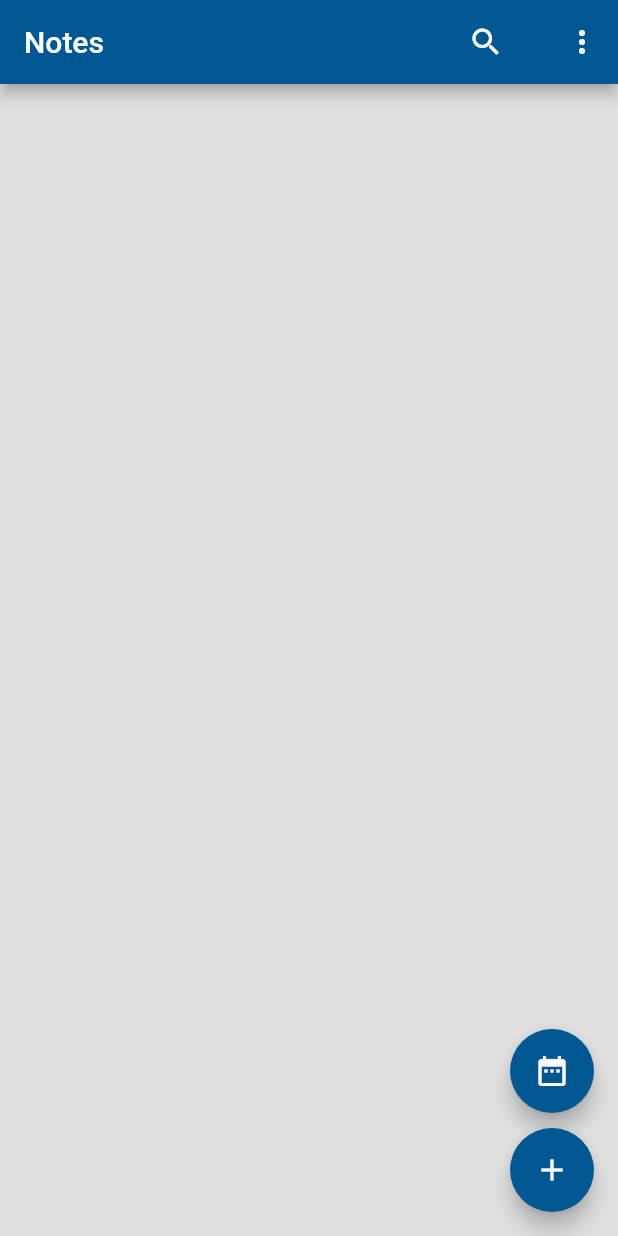
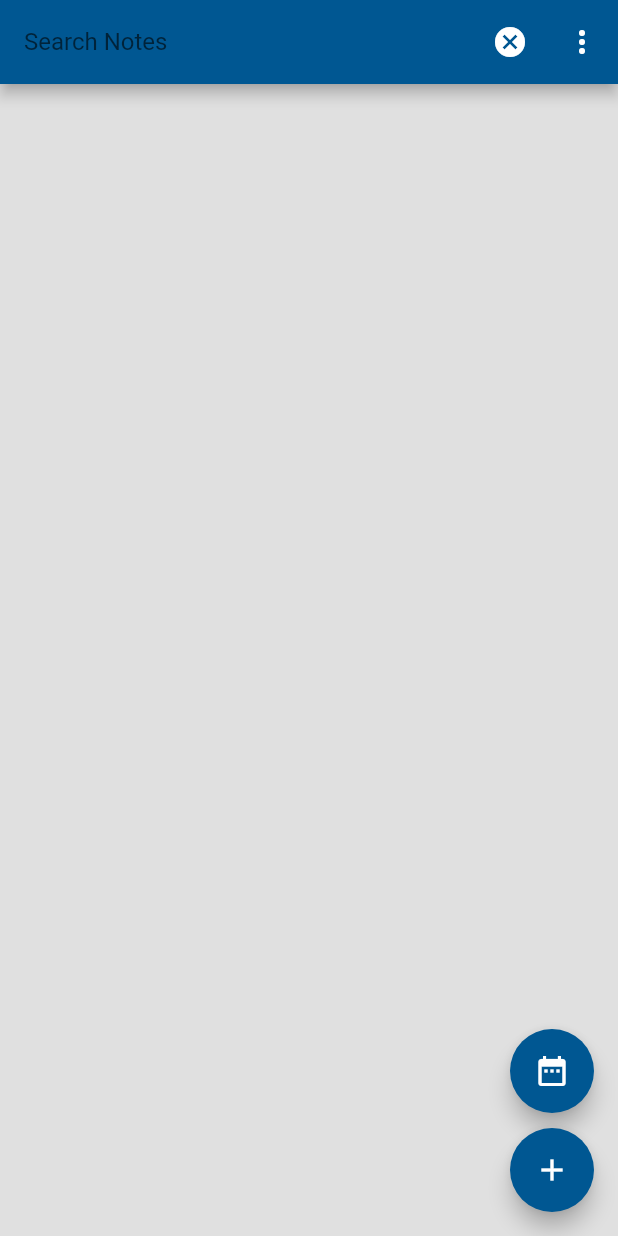
Before and after one commit to Insitepass/Hazlo, a Flutter app: the NoteList screen opened directly, after a tap on the "search" icon, on a phone screen of 412 x 824 dp. Run offline on Flutter 3.47's test engine with Material 2 defaults, Android fonts, the phone set to English and light mode, and no system bars; our stand-ins replace cloud_firestore, firebase_auth, flutter_local_notifications, flutter_slidable, google_sign_in, package_info and 1 more; missing offline and left inert: custom_switch; accounts and stored records are empty.

Commit message:
Update NoteList.dart

```diff
--- a/lib/Pages_Screens/NoteList.dart
+++ b/lib/Pages_Screens/NoteList.dart
@@ -37,6 +37,9 @@ class NoteListState extends State<NoteList> {
 
   final FirebaseAuth _firebaseAuth = FirebaseAuth.instance;
   FirebaseUser user;
+  bool isSearching = false;
+  Icon cusIcon = Icon(Icons.search);
+  Widget custSearchBar = Text('Notes');
 
 
   GoogleSignIn get _googleSignIn => GoogleSignIn();
@@ -68,20 +71,33 @@ class NoteListState extends State<NoteList> {
         backgroundColor: Colors.grey.shade300,
         appBar: AppBar(
           automaticallyImplyLeading: false,
-          title: Row(
-            mainAxisAlignment: MainAxisAlignment.spaceBetween,
-            children: <Widget>[
-              Text('Notes'),
-              // TODO   implement note Search  search
-              IconButton(
-                icon: Icon(Icons.search),
+          title: custSearchBar,
+          actions: <Widget>[
+            IconButton(
+                icon: cusIcon,
                 onPressed: () {
+                  setState(() {
+                    if (this.cusIcon.icon == Icons.search) {
+                      this.cusIcon = Icon(Icons.cancel);
+                      this.custSearchBar = TextField(
+                        textInputAction: TextInputAction.go,
+                        decoration: InputDecoration(
+                            border: InputBorder.none,
+                            hintText: "Search Notes"
+                        ),
+                        style: TextStyle(
+                          color: Colors.white,
+                          fontSize: 16.0,
+                        ),
+                      );
+                    }
+                    else {
+                      this.cusIcon = Icon(Icons.search);
+                      this.custSearchBar = Text('Notes');
+                    }
+                  });
+                }),
 
-                },
-              ),
-            ],
-          ),
-          actions: <Widget>[
             // PopupMenu that has signout function
             PopupMenuButton<String>(
               onSelected: choiceAction,
@@ -95,7 +111,7 @@ class NoteListState extends State<NoteList> {
               },
             ),
 
-          ],
+            ],
         ),
         // Refresh indicator
         body: RefreshIndicator(
@@ -226,58 +242,3 @@ class NoteListState extends State<NoteList> {
     return null;
   }
 }
-
-//search function class
-class Search extends SearchDelegate {
-  @override
-  List<Widget> buildActions(BuildContext context) {
-    return <Widget>[
-      IconButton(
-        icon: Icon(Icons.close),
-        onPressed: () {
-          query = "";
-        },
-
-      )
-    ];
-  }
-
-  @override
-  Widget buildLeading(BuildContext context) {
-    return IconButton(
-      icon: Icon(Icons.arrow_back),
-      onPressed: () {
-        Navigator.pop(context);
-      },
-    );
-  }
-
-  String selectedResult;
-
-  @override
-  Widget buildResults(BuildContext context) {
-    return Container(
-        child: Center(
-          child: Text(selectedResult),
-        ),
-    );
-  }
-
-  final List<String>notelist;
-  final notes = List<String>.generate(20, (i) => "Items ${i + 1}");
-  Search(this.notelist);
-
-  @override
-  Widget buildSuggestions(BuildContext context) {
-    List<String> suggestedList = [];
-    query.isEmpty? suggestedList = notelist : suggestedList.addAll(notelist.where(
-        (element) => element.contains(query),
-    ));
-    IconButton(
-      onPressed: () {
-        showSearch(context: context, delegate: Search(notelist));
-      },
-      icon: Icon(Icons.search),
-    );
-  }
-}
```
